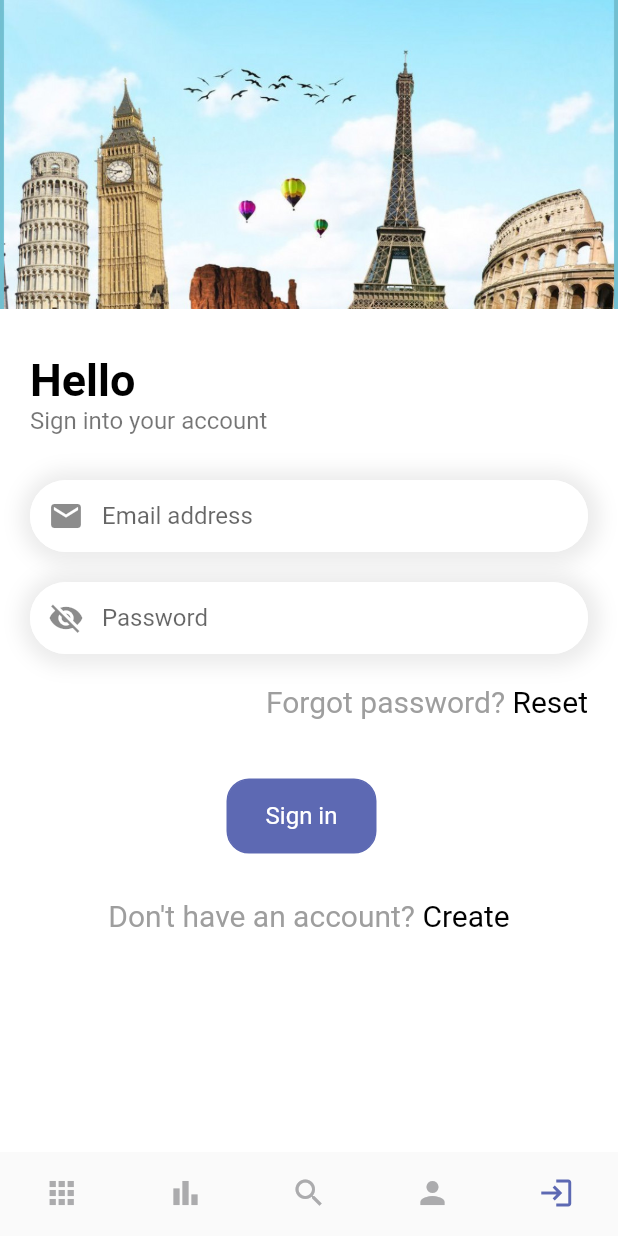
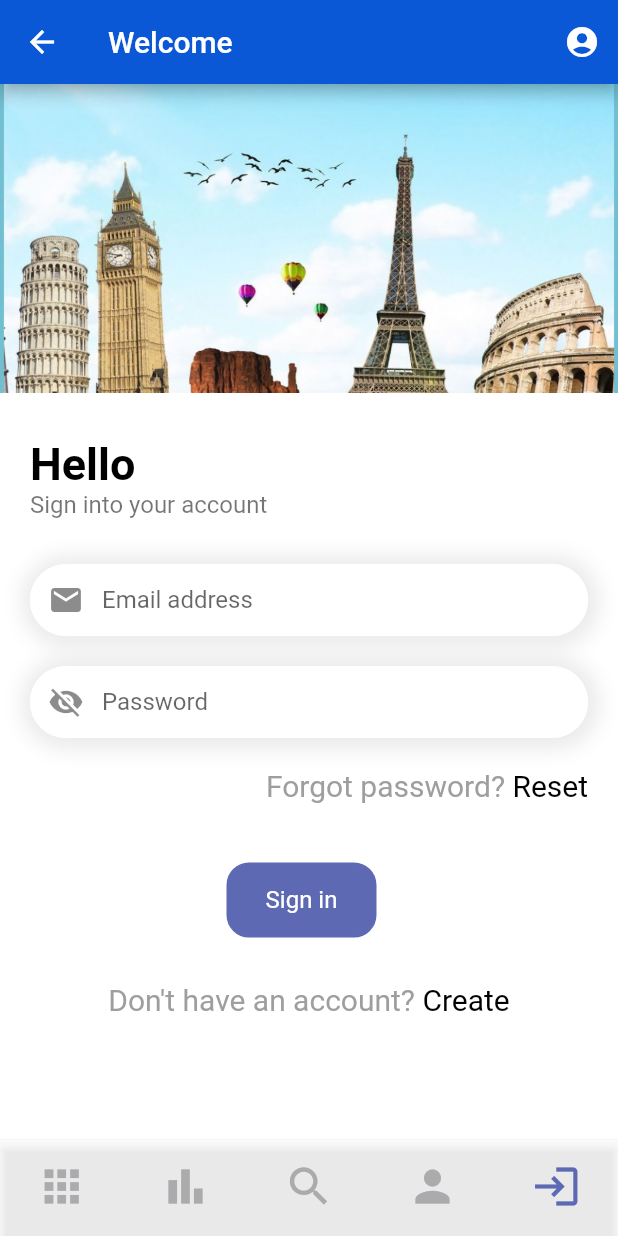
Before and after one commit to jewel-rana/travel-app-flutter, a Flutter app: the MainScreen screen opened directly, item 5 of the bottom bar chosen, on a phone screen of 412 x 824 dp. Run offline on Flutter 3.47's test engine with Material 2 defaults, Android fonts, the phone set to English and light mode, and no system bars; our stand-ins replace bloc, equatable, flutter_bloc, get; network calls fail.

Commit message:
Appbar design

```diff
--- a/lib/screens/main_screen.dart
+++ b/lib/screens/main_screen.dart
@@ -28,6 +28,16 @@ class _MainScreenState extends State<MainScreen> {
   @override
   Widget build(BuildContext context) {
     return Scaffold(
+      appBar: AppBar(
+        title: const Text("Welcome", textAlign: TextAlign.center,),
+        backgroundColor: AppColors.mainBgColor,
+        leading: IconButton(
+          icon: const Icon(Icons.arrow_back), onPressed: () {  },
+        ),
+        actions: [
+          IconButton(onPressed: () {}, icon: const Icon(Icons.account_circle))
+        ],
+      ),
       body: pages[defaultPage],
       bottomNavigationBar: BottomNavigationBar(
         currentIndex: defaultPage,
@@ -36,10 +46,12 @@ class _MainScreenState extends State<MainScreen> {
         showUnselectedLabels: false,
         unselectedItemColor: AppColors.mainTextColor,
         selectedItemColor: AppColors.mainColor,
-        elevation: 0,
+        elevation: 2,
         onTap: onTap,
+        iconSize: 34,
+        backgroundColor: Colors.white70,
         items: const [
-          BottomNavigationBarItem(icon: Icon(Icons.apps), label: "Home"),
+          BottomNavigationBarItem(icon: Icon(Icons.apps,), label: "Home"),
           BottomNavigationBarItem(icon: Icon(Icons.bar_chart), label: "Bar"),
           BottomNavigationBarItem(icon: Icon(Icons.search), label: "Search"),
           BottomNavigationBarItem(icon: Icon(Icons.person), label: "Profile"),
--- a/lib/utils/app_colors.dart
+++ b/lib/utils/app_colors.dart
@@ -5,6 +5,7 @@ class AppColors {
   static const Color textColor2 = Color(0xFF878592);
   static const Color bigTextColor = Color(0xFF2e2e31);
   static const Color mainColor = Color(0xFF5d69b3);
+  static const Color mainBgColor = Color(0xFF0a58d6);
   static const Color starColor = Color(0xFFe7bb4e);
   static const Color mainTextColor = Color(0xFFababad);
   static const Color buttonBackground = Color(0xFFf1f1fd);
```
Also changed, not shown: lib/pages/profile.dart (+28 -4 lines), lib/widgets/appbar.dart (added).
